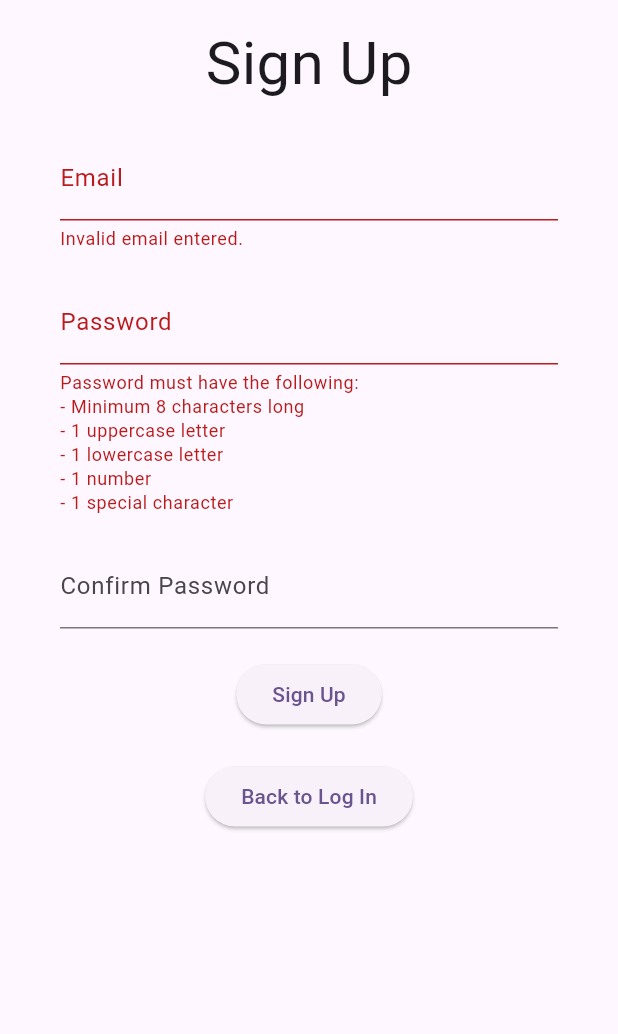
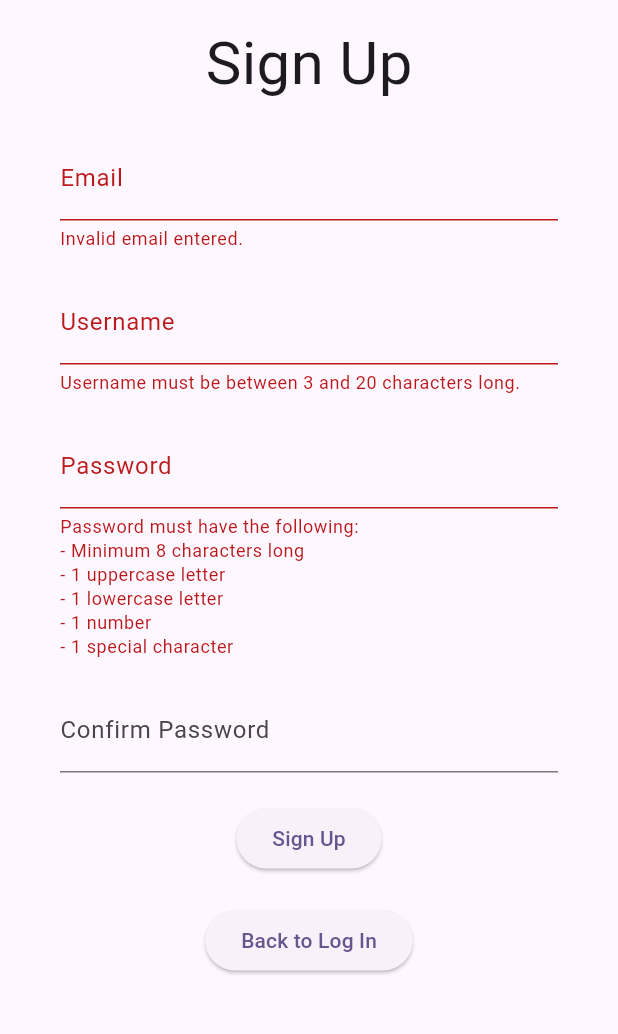
Before and after one commit to lxkedinh/super-youth, a Flutter app: the SignUpScreen screen opened by its route, after a tap on "Sign Up", on a phone screen of 412 x 824 dp, the part 63-1097 px from its top. Run offline on Flutter 3.47's test engine with Material 3 defaults, Android fonts, the phone set to English and light mode, and no system bars; our stand-ins replace firebase_auth, firebase_core, flutter_dotenv, go_router; accounts and stored records are empty; Roboto replaces fonts that are missing (IBM Plex Sans).

Commit message:
feat: polished login and signup screen
- added flutter_dotenv

```diff
--- a/lib/config/router.dart
+++ b/lib/config/router.dart
@@ -8,7 +8,10 @@ final appRouter = GoRouter(
   initialLocation: '/',
   routes: [
     GoRoute(path: '/', builder: (context, state) => SplashScreen()),
-    GoRoute(path: '/home', builder: (context, state) => HomePage()),
+    GoRoute(
+      path: '/home',
+      builder: (context, state) => MyHomePage(title: 'Super Youth'),
+    ),
     GoRoute(path: '/login', builder: (context, state) => LoginScreen()),
     GoRoute(path: '/signup', builder: (context, state) => SignUpScreen()),
   ],
--- a/lib/screens/login_screen.dart
+++ b/lib/screens/login_screen.dart
@@ -28,7 +28,6 @@ class _LoginScreenState extends State<LoginScreen> {
         context.go('/home');
       }
     } on FirebaseAuthException catch (e) {
-      print(e.code);
       if (e.code == 'user-not-found' && mounted) {
         ScaffoldMessenger.of(context).showSnackBar(
           const SnackBar(content: Text('No user found for that email.')),
@@ -49,7 +48,7 @@ class _LoginScreenState extends State<LoginScreen> {
         child: Form(
           key: _formKey,
           child: Container(
-            margin: EdgeInsetsGeometry.symmetric(horizontal: 40, vertical: 40),
+            margin: EdgeInsets.symmetric(horizontal: 40, vertical: 40),
             child: Column(
               mainAxisAlignment: MainAxisAlignment.start,
               spacing: 20,
--- a/lib/screens/sign_up_screen.dart
+++ b/lib/screens/sign_up_screen.dart
@@ -15,6 +15,7 @@ class _SignUpScreenState extends State<SignUpScreen> {
   final _formKey = GlobalKey<FormState>();
   final _emailController = TextEditingController();
   final _passwordController = TextEditingController();
+  final _usernameController = TextEditingController();
   final _confirmPasswordController = TextEditingController();
 
   Future<void> _signUp() async {
@@ -40,7 +41,7 @@ class _SignUpScreenState extends State<SignUpScreen> {
         child: Form(
           key: _formKey,
           child: Container(
-            margin: EdgeInsetsGeometry.symmetric(horizontal: 40),
+            margin: EdgeInsets.symmetric(horizontal: 40),
             child: Column(
               mainAxisAlignment: MainAxisAlignment.start,
               spacing: 20,
@@ -55,6 +56,19 @@ class _SignUpScreenState extends State<SignUpScreen> {
                           r'^[\w\-.]+@([\w-]+\.)+[\w-]{2,}$',
                         ).hasMatch(email)) {
                       return 'Invalid email entered.';
+                    }
+                    return null;
+                  },
+                ),
+                TextFormField(
+                  obscureText: true,
+                  controller: _usernameController,
+                  decoration: const InputDecoration(labelText: 'Username'),
+                  validator: (String? username) {
+                    if (username == null ||
+                        username.length < 3 ||
+                        username.length > 20) {
+                      return 'Username must be between 3 and 20 characters long.';
                     }
                     return null;
                   },
--- a/pubspec.yaml
+++ b/pubspec.yaml
@@ -39,6 +39,7 @@ dependencies:
   cloud_firestore: ^5.6.5
   provider: ^6.1.5
   go_router: ^15.1.3
+  flutter_dotenv: ^5.2.1
 
 dev_dependencies:
   flutter_test:
@@ -63,7 +64,8 @@ flutter:
   uses-material-design: true
 
   # To add assets to your application, add an assets section, like this:
-  # assets:
+  assets:
+    - .env
   #   - images/a_dot_burr.jpeg
   #   - images/a_dot_ham.jpeg
 
```
Also changed, not shown: lib/main.dart (+2 -8 lines), lib/providers/auth_provider.dart (+2 -5 lines), pubspec.lock, 1 other file.
